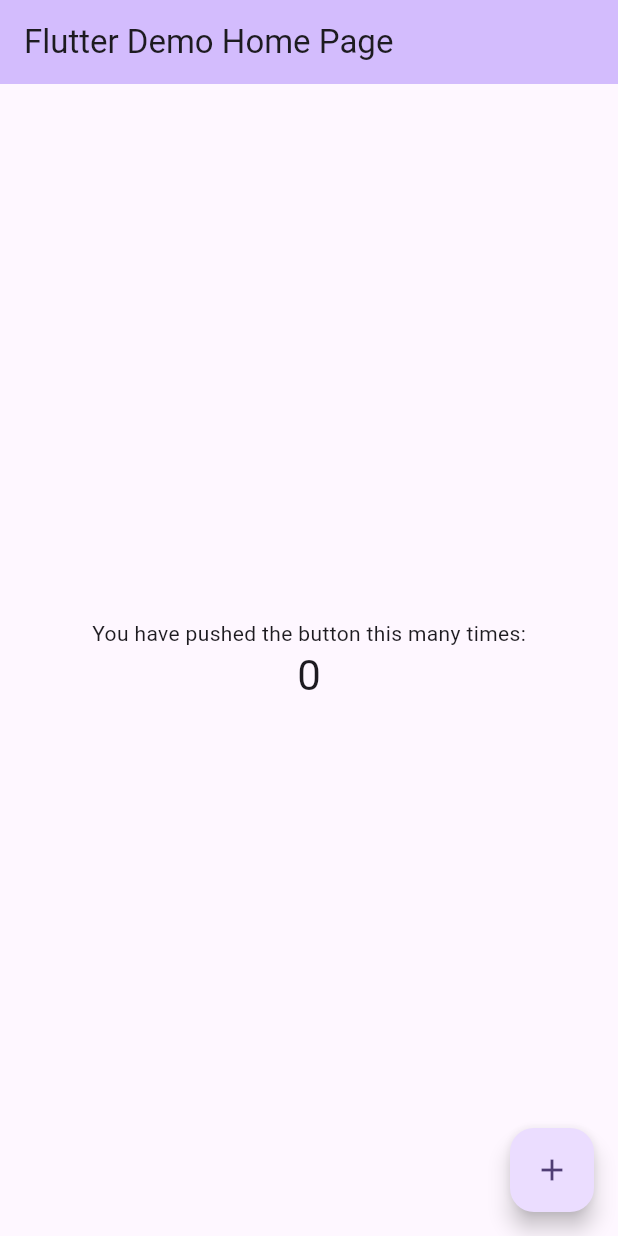
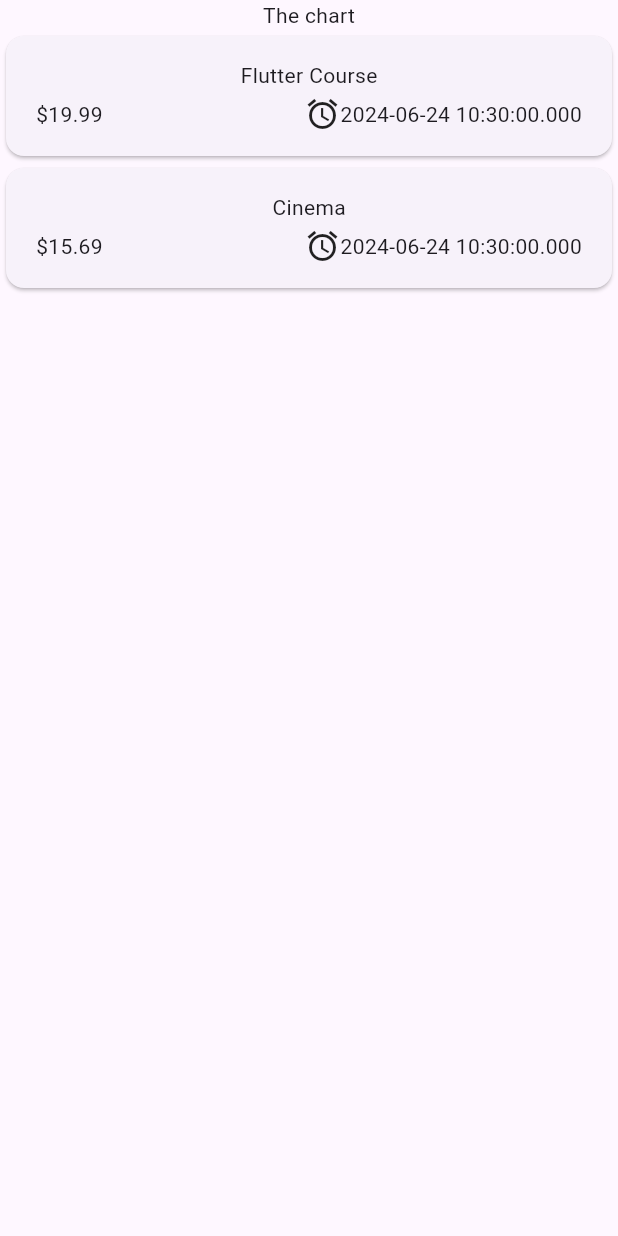
Before and after one commit to Sola0404/flutter-dart-practicing-apps, a Flutter app: the screen it shows after launch, on a phone screen of 412 x 824 dp. Run offline on Flutter 3.47's test engine with Material 3 defaults, Android fonts, the phone set to English and light mode, and no system bars; our stand-ins replace google_fonts.

Commit message:
chore: Add uuid dependency for generating unique IDs in expense tracker app

```diff
--- a/expense_tracker/lib/main.dart
+++ b/expense_tracker/lib/main.dart
@@ -1,125 +1,8 @@
+import 'package:expense_tracker/widgets/expenses.dart';
 import 'package:flutter/material.dart';
 
 void main() {
-  runApp(const MyApp());
+  runApp(const MaterialApp(
+    home: Expenses(),
+  ));
 }
-
-class MyApp extends StatelessWidget {
-  const MyApp({super.key});
-
-  // This widget is the root of your application.
-  @override
-  Widget build(BuildContext context) {
-    return MaterialApp(
-      title: 'Flutter Demo',
-      theme: ThemeData(
-        // This is the theme of your application.
-        //
-        // TRY THIS: Try running your application with "flutter run". You'll see
-        // the application has a purple toolbar. Then, without quitting the app,
-        // try changing the seedColor in the colorScheme below to Colors.green
-        // and then invoke "hot reload" (save your changes or press the "hot
-        // reload" button in a Flutter-supported IDE, or press "r" if you used
-        // the command line to start the app).
-        //
-        // Notice that the counter didn't reset back to zero; the application
-        // state is not lost during the reload. To reset the state, use hot
-        // restart instead.
-        //
-        // This works for code too, not just values: Most code changes can be
-        // tested with just a hot reload.
-        colorScheme: ColorScheme.fromSeed(seedColor: Colors.deepPurple),
-        useMaterial3: true,
-      ),
-      home: const MyHomePage(title: 'Flutter Demo Home Page'),
-    );
-  }
-}
-
-class MyHomePage extends StatefulWidget {
-  const MyHomePage({super.key, required this.title});
-
-  // This widget is the home page of your application. It is stateful, meaning
-  // that it has a State object (defined below) that contains fields that affect
-  // how it looks.
-
-  // This class is the configuration for the state. It holds the values (in this
-  // case the title) provided by the parent (in this case the App widget) and
-  // used by the build method of the State. Fields in a Widget subclass are
-  // always marked "final".
-
-  final String title;
-
-  @override
-  State<MyHomePage> createState() => _MyHomePageState();
-}
-
-class _MyHomePageState extends State<MyHomePage> {
-  int _counter = 0;
-
-  void _incrementCounter() {
-    setState(() {
-      // This call to setState tells the Flutter framework that something has
-      // changed in this State, which causes it to rerun the build method below
-      // so that the display can reflect the updated values. If we changed
-      // _counter without calling setState(), then the build method would not be
-      // called again, and so nothing would appear to happen.
-      _counter++;
-    });
-  }
-
-  @override
-  Widget build(BuildContext context) {
-    // This method is rerun every time setState is called, for instance as done
-    // by the _incrementCounter method above.
-    //
-    // The Flutter framework has been optimized to make rerunning build methods
-    // fast, so that you can just rebuild anything that needs updating rather
-    // than having to individually change instances of widgets.
-    return Scaffold(
-      appBar: AppBar(
-        // TRY THIS: Try changing the color here to a specific color (to
-        // Colors.amber, perhaps?) and trigger a hot reload to see the AppBar
-        // change color while the other colors stay the same.
-        backgroundColor: Theme.of(context).colorScheme.inversePrimary,
-        // Here we take the value from the MyHomePage object that was created by
-        // the App.build method, and use it to set our appbar title.
-        title: Text(widget.title),
-      ),
-      body: Center(
-        // Center is a layout widget. It takes a single child and positions it
-        // in the middle of the parent.
-        child: Column(
-          // Column is also a layout widget. It takes a list of children and
-          // arranges them vertically. By default, it sizes itself to fit its
-          // children horizontally, and tries to be as tall as its parent.
-          //
-          // Column has various properties to control how it sizes itself and
-          // how it positions its children. Here we use mainAxisAlignment to
-          // center the children vertically; the main axis here is the vertical
-          // axis because Columns are vertical (the cross axis would be
-          // horizontal).
-          //
-          // TRY THIS: Invoke "debug painting" (choose the "Toggle Debug Paint"
-          // action in the IDE, or press "p" in the console), to see the
-          // wireframe for each widget.
-          mainAxisAlignment: MainAxisAlignment.center,
-          children: <Widget>[
-            const Text(
-              'You have pushed the button this many times:',
-            ),
-            Text(
-              '$_counter',
-              style: Theme.of(context).textTheme.headlineMedium,
-            ),
-          ],
-        ),
-      ),
-      floatingActionButton: FloatingActionButton(
-        onPressed: _incrementCounter,
-        tooltip: 'Increment',
-        child: const Icon(Icons.add),
-      ), // This trailing comma makes auto-formatting nicer for build methods.
-    );
-  }
-}
--- /dev/null
+++ b/expense_tracker/lib/models/expense.dart
@@ -0,0 +1,25 @@
+import 'package:uuid/uuid.dart';
+
+const uuid = Uuid();
+
+enum Category {
+  food,
+  travel,
+  leisure,
+  work,
+}
+
+class Expense {
+  Expense({
+    required this.title,
+    required this.amount,
+    required this.date,
+    required this.category,
+  }) : id = uuid.v4();
+
+  final String id;
+  final String title;
+  final double amount;
+  final DateTime date;
+  final Category category;
+}
--- /dev/null
+++ b/expense_tracker/lib/widgets/expenses.dart
@@ -0,0 +1,43 @@
+import 'package:expense_tracker/widgets/expenses_list/expenses_list.dart';
+import 'package:flutter/material.dart';
+import 'package:expense_tracker/models/expense.dart';
+
+class Expenses extends StatefulWidget {
+  const Expenses({super.key});
+
+  @override
+  State<Expenses> createState() {
+    return _ExpensesState();
+  }
+}
+
+class _ExpensesState extends State<Expenses> {
+  final List<Expense> _registeredExpenses = [
+    Expense(
+        title: "Flutter Course",
+        amount: 19.99,
+        date: DateTime.now(),
+        category: Category.work),
+    Expense(
+        title: "Cinema",
+        amount: 15.69,
+        date: DateTime.now(),
+        category: Category.leisure),
+  ];
+
+  @override
+  Widget build(BuildContext context) {
+    return Scaffold(
+      body: Column(
+        children: [
+          const Text("The chart"),
+          Expanded(
+            child: ExpensesList(
+              expenses: _registeredExpenses,
+            ),
+          ),
+        ],
+      ),
+    );
+  }
+}
--- /dev/null
+++ b/expense_tracker/lib/widgets/expenses_list/expenses_item.dart
@@ -0,0 +1,45 @@
+import 'package:expense_tracker/models/expense.dart';
+import 'package:flutter/material.dart';
+
+class ExpenseItem extends StatelessWidget {
+  const ExpenseItem(this.expense, {super.key});
+
+  final Expense expense;
+
+  @override
+  Widget build(BuildContext context) {
+    return Card(
+      child: Padding(
+        padding: const EdgeInsets.symmetric(
+          vertical: 16,
+          horizontal: 20,
+        ),
+        child: Column(
+          children: [
+            Text(expense.title),
+            const SizedBox(
+              height: 4,
+            ),
+            Row(
+              children: [
+                Text('\$${expense.amount.toStringAsFixed(2)}'),
+                const Spacer(),
+                Row(
+                  children: [
+                    const Icon(Icons.alarm),
+                    const SizedBox(
+                      height: 8,
+                    ),
+                    Text(
+                      expense.date.toString(),
+                    ),
+                  ],
+                ),
+              ],
+            )
+          ],
+        ),
+      ),
+    );
+  }
+}
--- /dev/null
+++ b/expense_tracker/lib/widgets/expenses_list/expenses_list.dart
@@ -0,0 +1,20 @@
+import 'package:expense_tracker/widgets/expenses_list/expenses_item.dart';
+import 'package:flutter/material.dart';
+import 'package:expense_tracker/models/expense.dart';
+
+class ExpensesList extends StatelessWidget {
+  const ExpensesList({
+    super.key,
+    required this.expenses,
+  });
+
+  final List<Expense> expenses;
+
+  @override
+  Widget build(BuildContext context) {
+    return ListView.builder(
+      itemCount: expenses.length,
+      itemBuilder: (context, index) => ExpenseItem(expenses[index]),
+    );
+  }
+}
--- a/expense_tracker/pubspec.yaml
+++ b/expense_tracker/pubspec.yaml
@@ -35,6 +35,7 @@ dependencies:
   # The following adds the Cupertino Icons font to your application.
   # Use with the CupertinoIcons class for iOS style icons.
   cupertino_icons: ^1.0.6
+  uuid: ^4.4.0
 
 dev_dependencies:
   flutter_test:
```
Also changed, not shown: expense_tracker/pubspec.lock.
